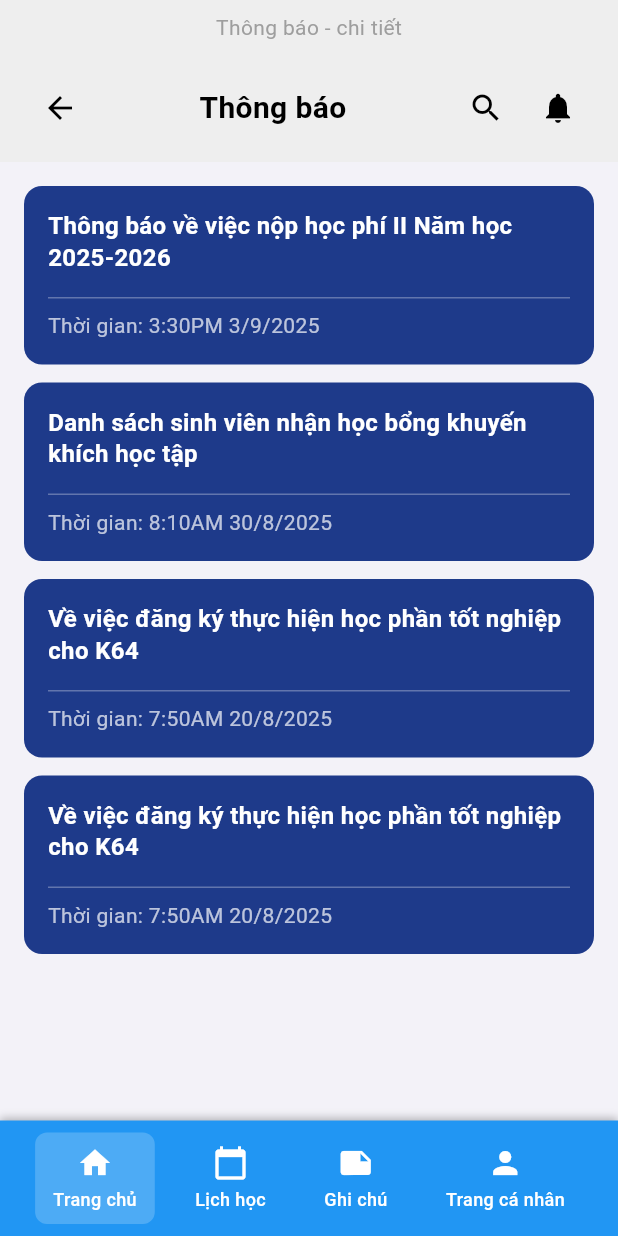
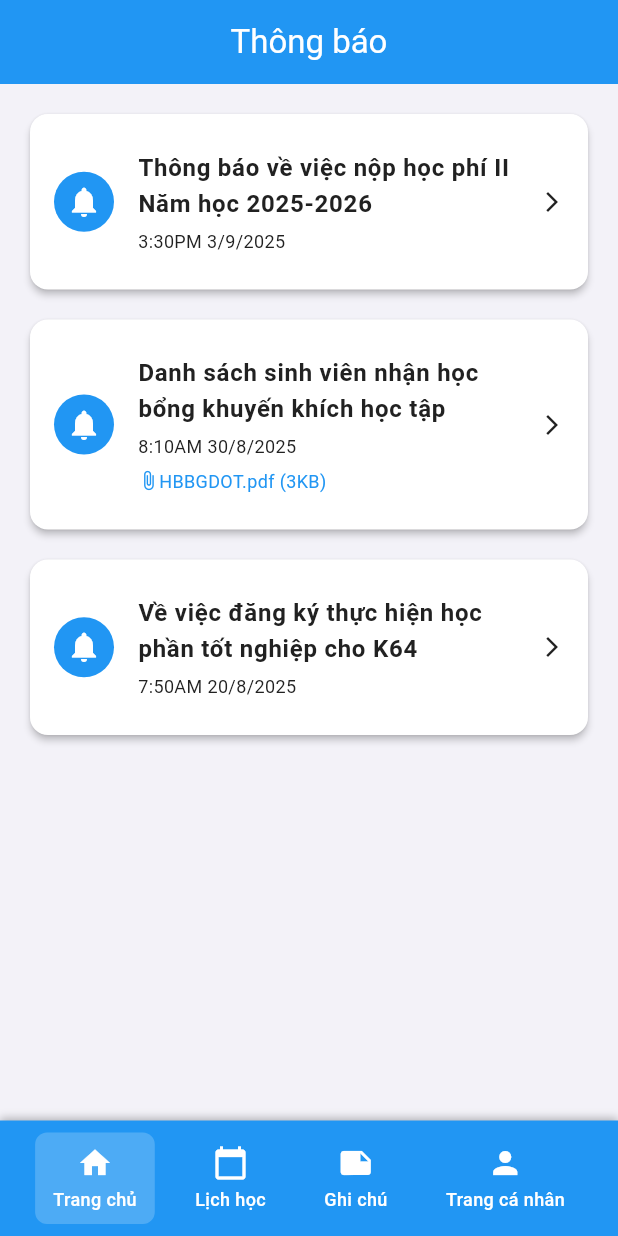
Before and after one commit to tuvuz382/TLU-Support, a Flutter app: the NotificationsPage screen opened by its route, on a phone screen of 412 x 824 dp. Run offline on Flutter 3.47's test engine with Material 3 defaults, Android fonts, the phone set to English and light mode, and no system bars; our stand-ins replace cloud_firestore, equatable, firebase_auth, firebase_core, flutter_dotenv, go_router; accounts and stored records are empty; network calls fail.

Commit message:
sửa nofitication

```diff
--- a/lib/core/routing/app_go_router.dart
+++ b/lib/core/routing/app_go_router.dart
@@ -22,8 +22,7 @@ import '../../features/documents/presentation/pages/document_detail_page.dart';
 // Features - Notifications
 import '../../features/notifications/presentation/pages/notifications_page.dart';
 import '../../features/notifications/presentation/pages/notification_detail_page.dart';
-// Import NotificationItem from notifications_page for routing
-// Note: NotificationItem is defined in notifications_page.dart
+import '../../features/notifications/domain/entities/notification_item.dart';
 
 // Features - Scholarship
 import '../../features/scholarship/presentation/pages/scholarship_list_page.dart';
--- /dev/null
+++ b/lib/features/notifications/domain/entities/notification_item.dart
@@ -0,0 +1,33 @@
+import 'package:equatable/equatable.dart';
+
+class NotificationItem extends Equatable {
+  final String id;
+  final String title;
+  final String time;
+  final String description;
+  final AttachmentItem? attachment;
+
+  const NotificationItem({
+    required this.id,
+    required this.title,
+    required this.time,
+    required this.description,
+    this.attachment,
+  });
+
+  @override
+  List<Object?> get props => [id, title, time, description, attachment];
+}
+
+class AttachmentItem extends Equatable {
+  final String fileName;
+  final String fileSize;
+
+  const AttachmentItem({
+    required this.fileName,
+    required this.fileSize,
+  });
+
+  @override
+  List<Object?> get props => [fileName, fileSize];
+}
--- /dev/null
+++ b/lib/features/notifications/domain/usecases/get_notifications_usecase.dart
@@ -0,0 +1,29 @@
+import '../entities/notification_item.dart';
+
+class GetNotificationsUseCase {
+  List<NotificationItem> call() {
+    return const [
+      NotificationItem(
+        id: '1',
+        title: 'Thông báo về việc nộp học phí II Năm học 2025-2026',
+        time: '3:30PM 3/9/2025',
+        description: 'Thông báo chi tiết về việc nộp học phí học kỳ II năm học 2025-2026. Sinh viên vui lòng thực hiện đúng thời gian quy định.',
+        attachment: null,
+      ),
+      NotificationItem(
+        id: '2',
+        title: 'Danh sách sinh viên nhận học bổng khuyến khích học tập',
+        time: '8:10AM 30/8/2025',
+        description: 'Danh sách sinh viên nhận học bổng khuyến khích học tập theo quy định của Bộ Giáo Dục và Đào Tạo.',
+        attachment: AttachmentItem(fileName: 'HBBGDOT.pdf', fileSize: '3KB'),
+      ),
+      NotificationItem(
+        id: '3',
+        title: 'Về việc đăng ký thực hiện học phần tốt nghiệp cho K64',
+        time: '7:50AM 20/8/2025',
+        description: 'Thông báo về việc đăng ký thực hiện học phần tốt nghiệp dành cho sinh viên khóa 64.',
+        attachment: null,
+      ),
+    ];
+  }
+}
--- a/lib/features/notifications/presentation/pages/notification_detail_page.dart
+++ b/lib/features/notifications/presentation/pages/notification_detail_page.dart
@@ -1,6 +1,7 @@
 import 'package:flutter/material.dart';
 import 'package:go_router/go_router.dart';
 import 'notifications_page.dart';
+import '../../domain/entities/notification_item.dart';
 
 class NotificationDetailPage extends StatelessWidget {
   final NotificationItem notification;
--- a/lib/features/notifications/presentation/pages/notifications_page.dart
+++ b/lib/features/notifications/presentation/pages/notifications_page.dart
@@ -1,196 +1,93 @@
 import 'package:flutter/material.dart';
 import 'package:go_router/go_router.dart';
+import '../../domain/entities/notification_item.dart';
+import '../../domain/usecases/get_notifications_usecase.dart';
+import '/core/presentation/theme/app_colors.dart';
 
 class NotificationsPage extends StatelessWidget {
   const NotificationsPage({super.key});
 
   @override
   Widget build(BuildContext context) {
+    final notifications = GetNotificationsUseCase()();
     return Scaffold(
-      backgroundColor: const Color(0xFFF3F2F8), // Màu nền tím xám nhạt
-      body: Column(
-        children: [
-          // Header với thanh tiêu đề
-          Container(
-            color: Colors.grey[200],
-            child: Column(
-              children: [
-                // Thanh tiêu đề trên cùng
-                Container(
-                  padding: const EdgeInsets.symmetric(horizontal: 16, vertical: 8),
-                  child: const Text(
-                    'Thông báo - chi tiết',
-                    style: TextStyle(
-                      fontSize: 14,
-                      color: Colors.grey,
+      backgroundColor: const Color(0xFFF3F2F8),
+      appBar: AppBar(
+        title: const Text('Thông báo'),
+        backgroundColor: AppColors.primary,
+        foregroundColor: Colors.white,
+        centerTitle: true,
+      ),
+      body: Padding(
+        padding: const EdgeInsets.all(16.0),
+        child: notifications.isEmpty
+            ? _buildEmptyView()
+            : ListView.separated(
+                itemCount: notifications.length,
+                separatorBuilder: (context, index) => const SizedBox(height: 12),
+                itemBuilder: (context, index) {
+                  final notification = notifications[index];
+                  return _buildNotificationCard(context, notification);
+                },
               ),
       ),
+    );
+  }
+
+  Widget _buildNotificationCard(BuildContext context, NotificationItem notification) {
+    return Card(
+      elevation: 2,
+      shape: RoundedRectangleBorder(borderRadius: BorderRadius.circular(12)),
+      child: ListTile(
+        shape: RoundedRectangleBorder(borderRadius: BorderRadius.circular(12)),
+        contentPadding: const EdgeInsets.all(16),
+        leading: const CircleAvatar(
+          backgroundColor: AppColors.primary,
+          child: Icon(Icons.notifications, color: Colors.white),
         ),
-                // Header chính
-                Container(
-                  padding: const EdgeInsets.symmetric(horizontal: 16, vertical: 12),
+        title: Text(
+          notification.title,
+          style: const TextStyle(fontWeight: FontWeight.w600),
+        ),
+        subtitle: Column(
+          crossAxisAlignment: CrossAxisAlignment.start,
+          children: [
+            const SizedBox(height: 4),
+            Text(notification.time, style: const TextStyle(fontSize: 12)),
+            if (notification.attachment != null)
+              Padding(
+                padding: const EdgeInsets.only(top: 6.0),
                 child: Row(
                   children: [
-                      // Nút back
-                      IconButton(
-                        icon: const Icon(Icons.arrow_back, color: Colors.black),
-                        onPressed: () => context.go('/'),
-                      ),
-                      const Expanded(
-                        child: Text(
-                          'Thông báo',
-                          style: TextStyle(
-                            fontSize: 20,
-                            fontWeight: FontWeight.bold,
-                            color: Colors.black,
-                          ),
-                          textAlign: TextAlign.center,
-                        ),
-                      ),
-                      // Icon search
-                      IconButton(
-                        icon: const Icon(Icons.search, color: Colors.black),
-                        onPressed: () {},
-                      ),
-                      // Icon notifications
-                      IconButton(
-                        icon: const Icon(Icons.notifications, color: Colors.black),
-                        onPressed: () {},
-                      ),
+                    const Icon(Icons.attach_file, size: 14, color: AppColors.primary),
+                    Text('${notification.attachment!.fileName} (${notification.attachment!.fileSize})',
+                        style: const TextStyle(fontSize: 12, color: AppColors.primary)),
                   ],
                 ),
               ),
           ],
         ),
-          ),
-
-          // Nội dung danh sách thông báo
-          Expanded(
-            child: ListView.builder(
-              padding: const EdgeInsets.all(16),
-              itemCount: _notifications.length,
-              itemBuilder: (context, index) {
-                final notification = _notifications[index];
-                return _buildNotificationCard(context, notification);
+        trailing: const Icon(Icons.arrow_forward_ios, size: 16),
+        onTap: () {
+          context.push('/notification-detail', extra: notification);
         },
       ),
+    );
+  }
+
+  Widget _buildEmptyView() {
+    return Center(
+      child: Column(
+        mainAxisAlignment: MainAxisAlignment.center,
+        children: const [
+          Icon(Icons.notifications_none, size: 64, color: AppColors.primary),
+          SizedBox(height: 16),
+          Text(
+            'Bạn chưa có thông báo nào',
+            style: TextStyle(fontSize: 16, color: AppColors.textPrimary, fontWeight: FontWeight.w500),
           ),
         ],
       ),
     );
   }
-
-  Widget _buildNotificationCard(BuildContext context, NotificationItem notification) {
-    return Container(
-      margin: const EdgeInsets.only(bottom: 12),
-      child: Material(
-        color: Colors.transparent,
-        child: InkWell(
-          borderRadius: BorderRadius.circular(12),
-          onTap: () {
-            // Điều hướng đến trang chi tiết thông báo
-            context.push('/notification-detail', extra: notification);
-          },
-          child: Container(
-            padding: const EdgeInsets.all(16),
-            decoration: BoxDecoration(
-              color: const Color(0xFF1E3A8A), // Màu xanh đậm
-              borderRadius: BorderRadius.circular(12),
-            ),
-            child: Column(
-              crossAxisAlignment: CrossAxisAlignment.start,
-              children: [
-                Text(
-                  notification.title,
-                  style: const TextStyle(
-                    color: Colors.white,
-                    fontSize: 16,
-                    fontWeight: FontWeight.w600,
-                    height: 1.3,
-                  ),
-                ),
-                const SizedBox(height: 8),
-                // Đường gạch ngăn cách
-                Container(
-                  height: 1,
-                  color: Colors.white.withValues(alpha: 0.3),
-                  margin: const EdgeInsets.symmetric(vertical: 8),
-                ),
-                Text(
-                  'Thời gian: ${notification.time}',
-                  style: const TextStyle(
-                    color: Colors.white70,
-                    fontSize: 14,
-                  ),
-                ),
-              ],
-            ),
-          ),
-        ),
-      ),
-    );
 }
-
-  // Dữ liệu mẫu cho thông báo
-  static final List<NotificationItem> _notifications = [
-    NotificationItem(
-      id: '1',
-      title: 'Thông báo về việc nộp học phí II Năm học 2025-2026',
-      time: '3:30PM 3/9/2025',
-      description: 'Thông báo chi tiết về việc nộp học phí học kỳ II năm học 2025-2026. Sinh viên vui lòng thực hiện đúng thời gian quy định.',
-      attachment: null,
-    ),
-    NotificationItem(
-      id: '2',
-      title: 'Danh sách sinh viên nhận học bổng khuyến khích học tập',
-      time: '8:10AM 30/8/2025',
-      description: 'Danh sách sinh viên nhận học bổng khuyến khích học tập theo quy định của Bộ Giáo Dục và Đào Tạo.',
-      attachment: AttachmentItem(
-        fileName: 'HBBGDOT.pdf',
-        fileSize: '3KB',
-      ),
-    ),
-    NotificationItem(
-      id: '3',
-      title: 'Về việc đăng ký thực hiện học phần tốt nghiệp cho K64',
-      time: '7:50AM 20/8/2025',
-      description: 'Thông báo về việc đăng ký thực hiện học phần tốt nghiệp dành cho sinh viên khóa 64.',
-      attachment: null,
-    ),
-    NotificationItem(
-      id: '4',
-      title: 'Về việc đăng ký thực hiện học phần tốt nghiệp cho K64',
-      time: '7:50AM 20/8/2025',
-      description: 'Thông báo về việc đăng ký thực hiện học phần tốt nghiệp dành cho sinh viên khóa 64.',
-      attachment: null,
-    ),
-  ];
-}
-
-// Model cho thông báo
-class NotificationItem {
-  final String id;
-  final String title;
-  final String time;
-  final String description;
-  final AttachmentItem? attachment;
-
-  NotificationItem({
-    required this.id,
-    required this.title,
-    required this.time,
-    required this.description,
-    this.attachment,
-  });
-}
-
-// Model cho file đính kèm
-class AttachmentItem {
-  final String fileName;
-  final String fileSize;
-
-  AttachmentItem({
-    required this.fileName,
-    required this.fileSize,
-  });
-}
```
Lines whose indentation alone changed are shown as unchanged.
